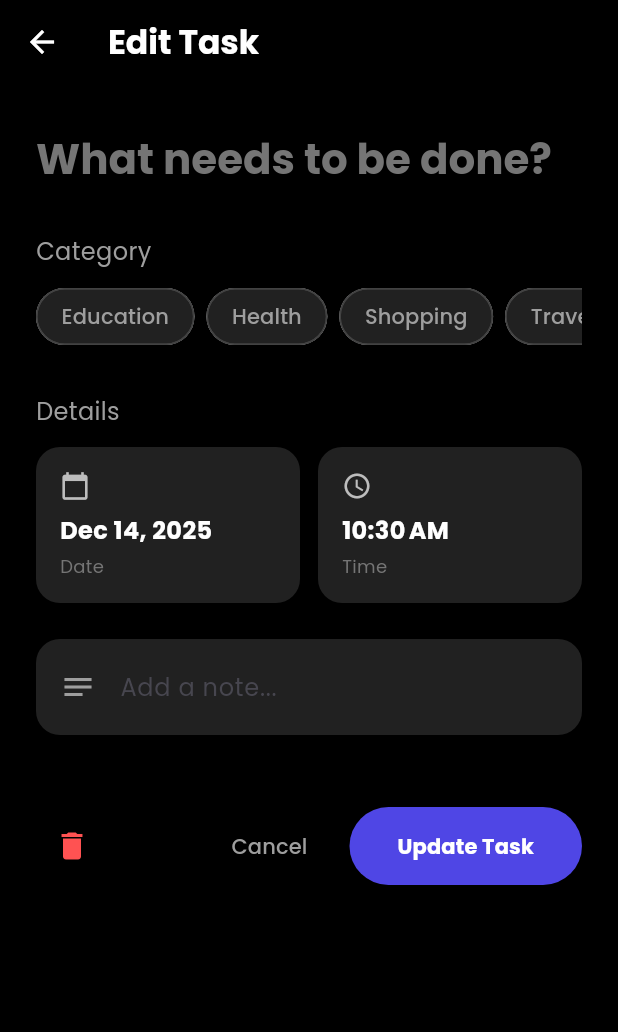
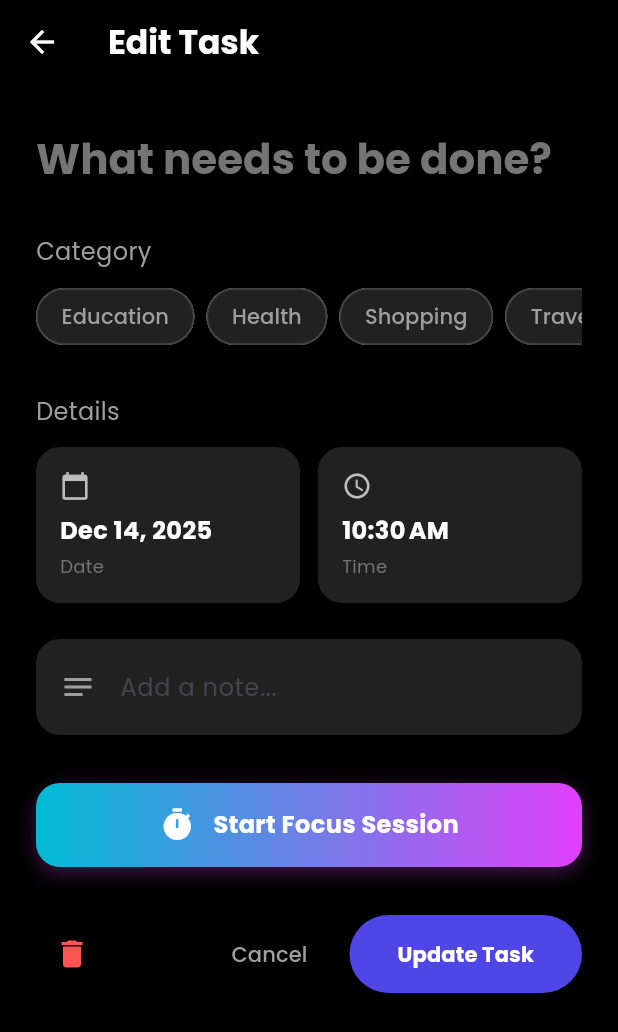
Before and after one commit to donsfak/Trackers_app, a Flutter app: the ModifyTaskScreen screen opened directly with empty values, on a phone screen of 412 x 824 dp. Shown: the top 1032 px of the screen. Run offline on Flutter 3.47's test engine with Material 3 defaults, Android fonts, the phone set to English and light mode, and no system bars; our stand-ins replace equatable, flutter_dotenv, flutter_heatmap_calendar, flutter_local_notifications, flutter_markdown, flutter_riverpod and 9 more; accounts and stored records are empty.

Commit message:
ajout du timer

```diff
--- a/lib/config/routes/route_location.dart
+++ b/lib/config/routes/route_location.dart
@@ -7,6 +7,7 @@ class RouteLocation {
   static String get home => '/home';
   static String get createTask => '/createTask';
   static String get heatMap => '/heatMap';
-  static String get modifyTask => '/modifyTask';
+  static const String modifyTask = '/modifyTask';
+  static const String focus = '/focus';
   static String get aiChat => '/aiChat';
 }
--- a/lib/screens/modify_task_screen.dart
+++ b/lib/screens/modify_task_screen.dart
@@ -3,6 +3,7 @@ import 'package:flutter_riverpod/flutter_riverpod.dart';
 import 'package:go_router/go_router.dart';
 import 'package:google_fonts/google_fonts.dart';
 import 'package:intl/intl.dart';
+import 'package:trackers_app/config/routes/route_location.dart';
 import 'package:trackers_app/data/models/task.dart';
 import 'package:trackers_app/providers/category_provider.dart';
 import 'package:trackers_app/providers/date_provider.dart';
@@ -197,7 +198,42 @@ class _ModifyTaskScreenState extends ConsumerState<ModifyTaskScreen> {
                   minLines: 1,
                 ),
               ),
-              const SizedBox(height: 48),
+              const SizedBox(height: 32),
+
+              // 4.5 Focus Action
+              GestureDetector(
+                onTap: () =>
+                    context.push(RouteLocation.focus, extra: widget.task),
+                child: Container(
+                  width: double.infinity,
+                  padding: const EdgeInsets.all(16),
+                  decoration: BoxDecoration(
+                    gradient: const LinearGradient(
+                        colors: [Colors.cyan, Colors.purpleAccent]),
+                    borderRadius: BorderRadius.circular(16),
+                    boxShadow: [
+                      BoxShadow(
+                        color: Colors.purpleAccent.withValues(alpha: 0.3),
+                        blurRadius: 10,
+                        offset: const Offset(0, 4),
+                      ),
+                    ],
+                  ),
+                  child: Row(
+                    mainAxisAlignment: MainAxisAlignment.center,
+                    children: [
+                      const Icon(Icons.timer, color: Colors.white),
+                      const SizedBox(width: 12),
+                      Text("Start Focus Session",
+                          style: GoogleFonts.poppins(
+                              color: Colors.white,
+                              fontWeight: FontWeight.bold,
+                              fontSize: 16)),
+                    ],
+                  ),
+                ),
+              ),
+              const SizedBox(height: 32),
 
               // 5. Action Buttons
               Row(
--- a/pubspec.yaml
+++ b/pubspec.yaml
@@ -54,6 +54,7 @@ dependencies:
   flutter_local_notifications: ^19.5.0
   timezone: ^0.10.1
   permission_handler: ^12.0.1
+  percent_indicator: ^4.2.5
 
 dev_dependencies:
   flutter_test:
```
Also changed, not shown: lib/config/routes/app_routes.dart (+10 -0 lines), lib/screens/focus_screen.dart (added, +260 -0 lines), pubspec.lock.
